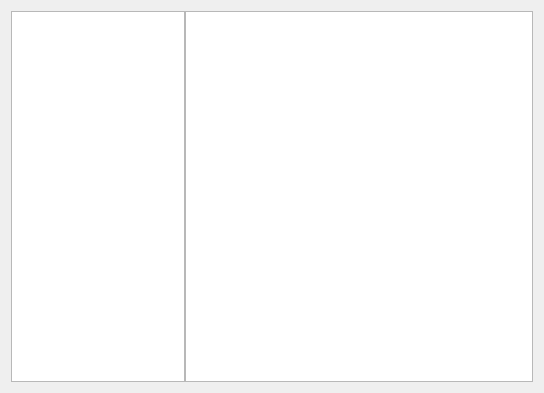
This is src/widgets/browse.ui in hutchgrant/beagleplayer as Qt 5 draws it before an edit. The edited form follows.
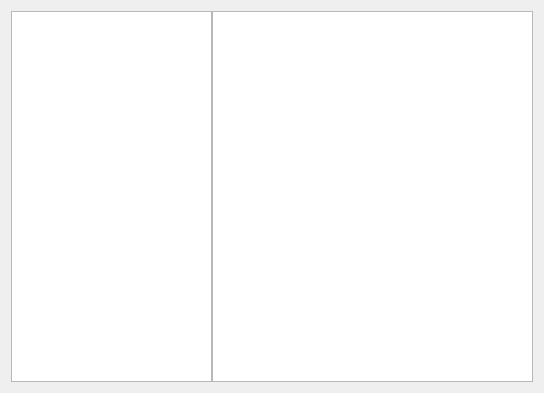
This is the edited form.

Commit message: fixed small bug with cache init, fixed menu refresh after cache has loade, small adjustments to ui

```diff
--- a/src/widgets/browse.ui
+++ b/src/widgets/browse.ui
@@ -21,7 +21,7 @@
   </property>
   <layout class="QVBoxLayout" name="verticalLayout">
    <item>
-    <layout class="QHBoxLayout" name="horizontalLayout" stretch="1,2">
+    <layout class="QHBoxLayout" name="horizontalLayout" stretch="5,8">
      <property name="spacing">
       <number>0</number>
      </property>
```
The commit also changes 4 other files.
